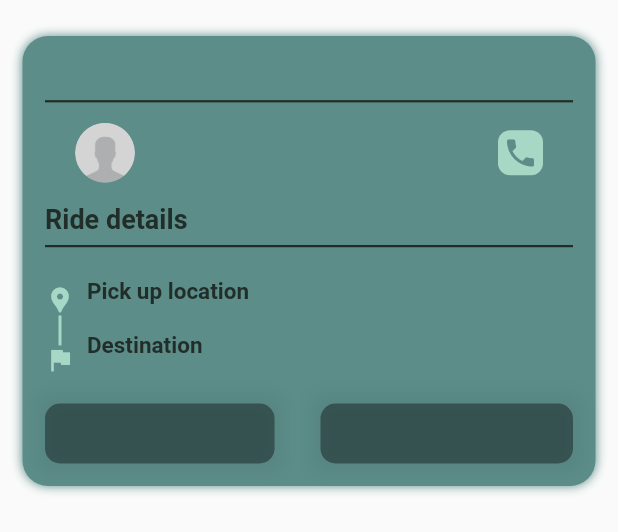
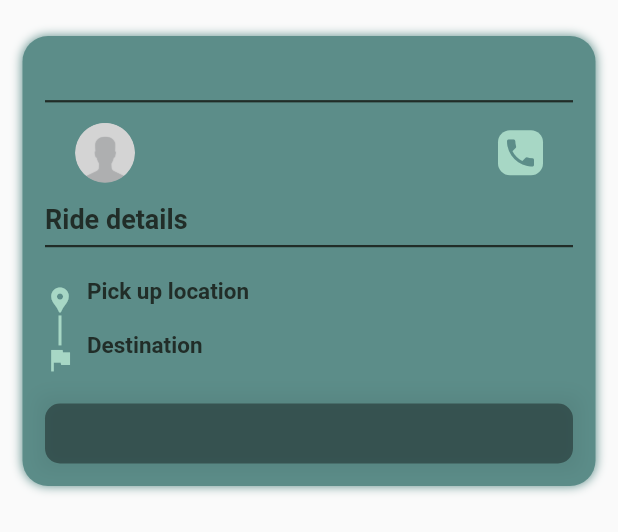
Before and after one commit to rideXmora/Driver-app, a Flutter app: the RideFloatingPanel widget shown alone on an empty page, opened directly with empty values, on a phone screen of 412 x 824 dp. Shown: the top 532 px of the screen. Run offline on Flutter 3.47's test engine with Material 2 defaults, Android fonts, the phone set to English and light mode, and no system bars; our stand-ins replace firebase_core, firebase_messaging, flutter_multi_formatter, flutter_svg, geolocator, get and 9 more; missing offline and left inert: cloudinary_public, dart:ffi, flutter_polyline_points, stomp_dart_client; accounts and stored records are empty; network calls fail.

Commit message:
removing cancel button ffrom floting panels

```diff
--- a/driver_app/lib/pages/home/map_screens/widgets/floating_panel/ride_floating_panel.dart
+++ b/driver_app/lib/pages/home/map_screens/widgets/floating_panel/ride_floating_panel.dart
@@ -294,21 +294,21 @@ class RideFloatingPanel extends StatelessWidget {
                     shadowColor: Colors.transparent,
                   ),
                 ),
-                Expanded(
-                  flex: 2,
-                  child: Container(),
-                ),
-                Expanded(
-                  flex: 11,
-                  child: SecondaryButton(
-                    width: MediaQuery.of(context).size.width * 0.42,
-                    onPressed: onPressedReject,
-                    loading: loadingRed,
-                    text: redTopic,
-                    boxColor: Color(0xFFD7A7A7),
-                    shadowColor: Colors.transparent,
-                  ),
-                ),
+                // Expanded(
+                //   flex: 2,
+                //   child: Container(),
+                // ),
+                // Expanded(
+                //   flex: 11,
+                //   child: SecondaryButton(
+                //     width: MediaQuery.of(context).size.width * 0.42,
+                //     onPressed: onPressedReject,
+                //     loading: loadingRed,
+                //     text: redTopic,
+                //     boxColor: Color(0xFFD7A7A7),
+                //     shadowColor: Colors.transparent,
+                //   ),
+                // ),
               ],
             ),
           ],
```
